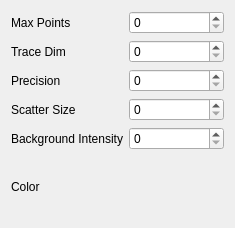
bec-project/bec_widgets, file bec_widgets/widgets/plots/motor_map/settings/motor_map_settings.ui: the form before one commit.
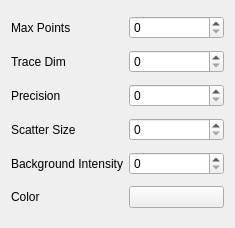
The form after the commit. Custom widgets are drawn as their Qt base class.

Commit message: refactor(color_button): merge ColorButton into ColorButtonNative

```diff
--- a/bec_widgets/widgets/plots/motor_map/settings/motor_map_settings.ui
+++ b/bec_widgets/widgets/plots/motor_map/settings/motor_map_settings.ui
@@ -104,15 +104,15 @@
                 </widget>
             </item>
             <item row="5" column="1">
-                <widget class="ColorButton" name="color_scatter"/>
+                <widget class="ColorButtonNative" name="color_scatter"/>
             </item>
         </layout>
     </widget>
     <customwidgets>
         <customwidget>
-            <class>ColorButton</class>
-            <extends>QWidget</extends>
-            <header>color_button</header>
+            <class>ColorButtonNative</class>
+            <extends>QPushButton</extends>
+            <header>color_button_native</header>
         </customwidget>
     </customwidgets>
     <resources/>
```
The commit also changes 10 other files.
